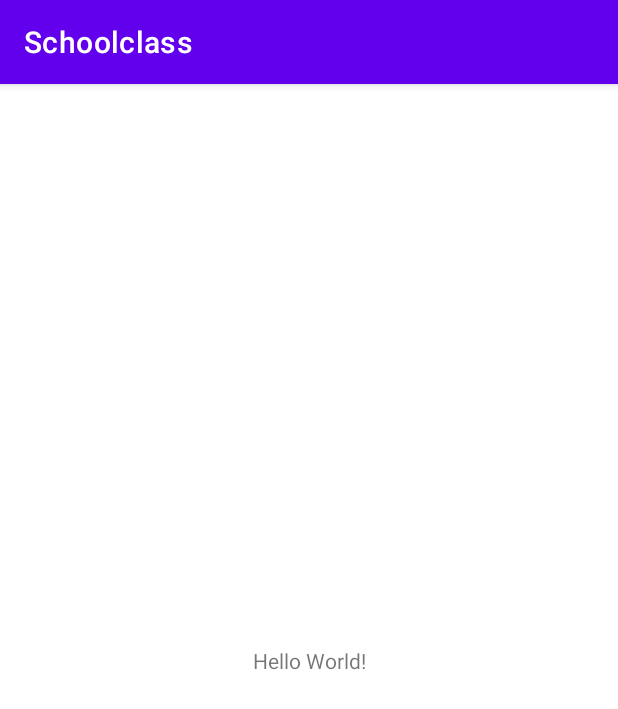
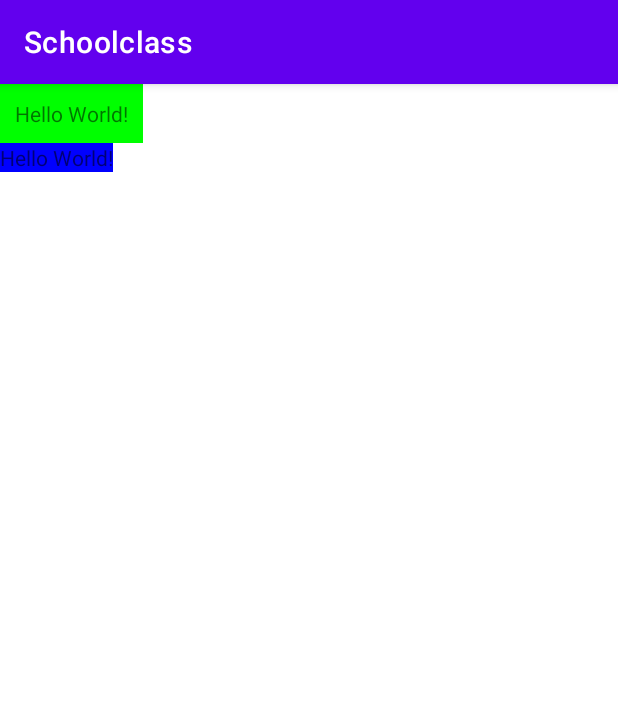
Before and after one commit to wldnjs1277/SchoolClass, an Android app: the screen it shows after launch (MainActivity), on a phone screen of 412 x 824 dp. Shown: the top 709 px of the screen. Run offline under Robolectric (Android 15) with nearby library versions, the phone set to English and light mode, and no system bars.

Commit message:
id지정, visiblity

```diff
--- a/app/src/main/res/layout/activity_main.xml
+++ b/app/src/main/res/layout/activity_main.xml
@@ -6,13 +6,25 @@
     android:layout_height="match_parent"
     tools:context=".MainActivity">
 
-    <TextView
-        android:layout_width="wrap_content"
-        android:layout_height="wrap_content"
-        android:text="Hello World!"
-        app:layout_constraintBottom_toBottomOf="parent"
-        app:layout_constraintLeft_toLeftOf="parent"
-        app:layout_constraintRight_toRightOf="parent"
-        app:layout_constraintTop_toTopOf="parent" />
+    <LinearLayout
+        android:layout_width="match_parent"
+        android:layout_height="match_parent"
+        android:orientation="vertical">
+
+        <TextView
+            android:layout_width="wrap_content"
+            android:layout_height="wrap_content"
+            android:id="@+id/text1"
+            android:background="#00ff00"
+            android:padding="10dp"
+            android:visibility="visible"
+            android:text="Hello World!" />
+        <TextView
+            android:layout_width="wrap_content"
+            android:layout_height="wrap_content"
+            android:id="@+id/text2"
+            android:background="#0000ff"
+            android:text="Hello World!" />
+    </LinearLayout>
 
 </androidx.constraintlayout.widget.ConstraintLayout>
```
